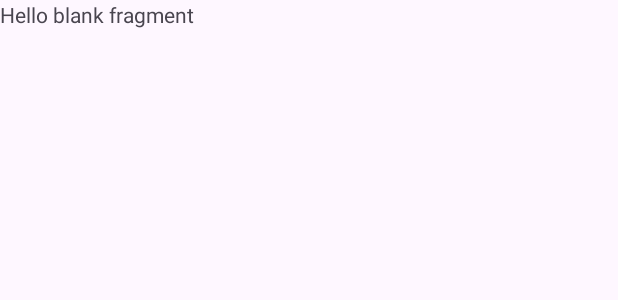
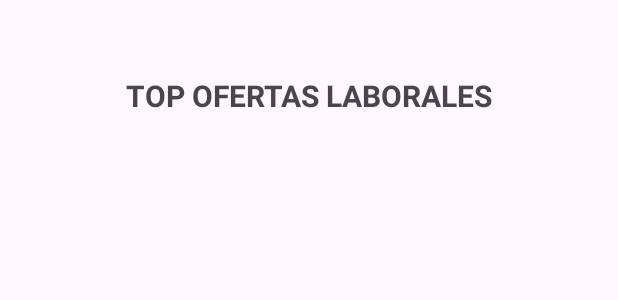
Before and after one commit to Oscar310101/Proyecto_Final_Movil_4, an Android app: the layout fragment_principal.xml on its own in the app's theme, with its tools: preview values and no code run, on a phone screen of 412 x 824 dp. Shown: the top 300 px of the screen. Run offline under Robolectric (Android 15) with nearby library versions, the phone set to English and light mode, and no system bars.

Commit message:
AGREGANDO OFERTA

```diff
--- a/app/build.gradle
+++ b/app/build.gradle
@@ -53,5 +53,7 @@ dependencies {
     androidTestImplementation 'androidx.test.espresso:espresso-core:3.5.1'
 
     implementation platform('com.google.firebase:firebase-bom:32.1.0')
+    ///  DEPENDENCIA
+    implementation 'com.firebaseui:firebase-ui-firestore:7.2.0'
 
 }
--- a/app/src/main/java/com/example/proyecto_final_movil/ui/slideshow/Principal.kt
+++ b/app/src/main/java/com/example/proyecto_final_movil/ui/slideshow/Principal.kt
@@ -7,7 +7,6 @@ import android.view.View
 import android.view.ViewGroup
 import com.example.proyecto_final_movil.R
 
-
 class Principal : Fragment() {
 
     override fun onCreateView(
@@ -15,7 +14,7 @@ class Principal : Fragment() {
         savedInstanceState: Bundle?
     ): View? {
         // Inflate the layout for this fragment
-        return inflater.inflate(R.layout.fragment_principal, container, false)
+        return inflater.inflate(R.layout.fragment_perfil, container, false)
     }
 
 
--- a/app/src/main/res/layout/fragment_principal.xml
+++ b/app/src/main/res/layout/fragment_principal.xml
@@ -1,14 +1,23 @@
-<?xml version="1.0" encoding="utf-8"?>
-<FrameLayout xmlns:android="http://schemas.android.com/apk/res/android"
-    xmlns:tools="http://schemas.android.com/tools"
+<RelativeLayout xmlns:android="http://schemas.android.com/apk/res/android"
     android:layout_width="match_parent"
-    android:layout_height="match_parent"
-    tools:context=".ui.slideshow.Principal">
+    android:layout_height="match_parent">
 
-    <!-- TODO: Update blank fragment layout -->
     <TextView
         android:layout_width="match_parent"
+        android:layout_height="wrap_content"
+        android:layout_marginTop="50dp"
+        android:text="TOP OFERTAS LABORALES"
+        android:gravity="center"
+        android:textSize="20sp"
+        android:textStyle="bold" />
+
+    <androidx.viewpager2.widget.ViewPager2
+        android:id="@+id/viewPager"
+        android:layout_width="match_parent"
         android:layout_height="match_parent"
-        android:text="@string/hello_blank_fragment" />
+        android:layout_marginStart="60dp"
+        android:layout_marginTop="150dp"
+        android:layout_marginEnd="50dp"
+        android:layout_marginBottom="50dp" />
 
-</FrameLayout>
+</RelativeLayout>
```
